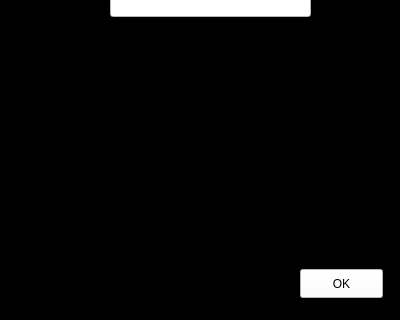
Qt form organ_door/removing_organization.ui (Shayanrava/APproject) before a commit; both pictures show x 0 to 400 and y 161 to 481 of the 400 by 481 pixel window.
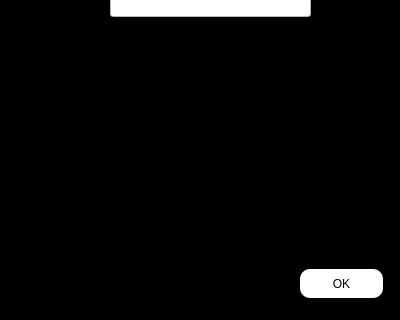
The same form after that commit.

Commit message: pushButton OK in removing organization page added

The edit to the form file:
```diff
--- a/organ_door/removing_organization.ui
+++ b/organ_door/removing_organization.ui
@@ -64,10 +64,15 @@
     </rect>
    </property>
    <property name="styleSheet">
-    <string notr="true">#pushButton
+    <string notr="true">#pushButton:hover
 {
-color:black;
 background-color:white;
+order:1px solidgreen; 
+}
+#pushButton
+{
+background-color:white;
+border-radius:10px;
 }</string>
    </property>
    <property name="text">
```
